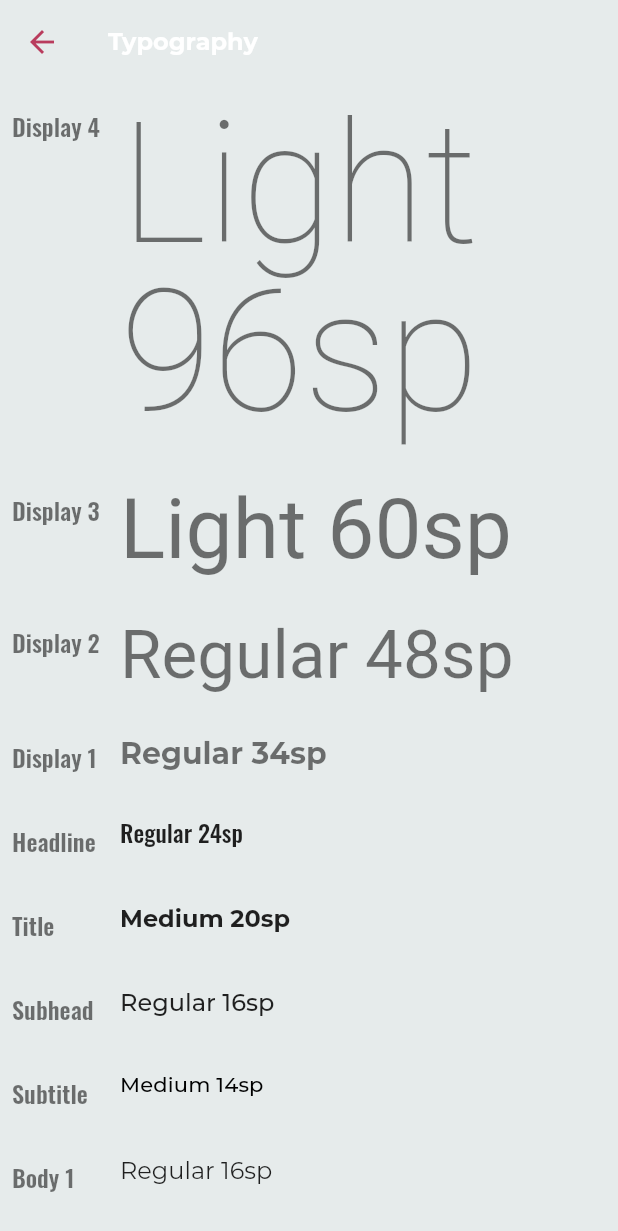
After one commit to material-components/material-components-flutter-gallery, a Flutter app: the TypographyDemo screen opened directly, on a phone screen of 412 x 824 dp. The commit adds this screen. Shown: the top 1231 px of the screen. Run offline on Flutter 3.47's test engine with Material 2 defaults, Android fonts, the phone set to English and light mode, and no system bars.

Commit message:
Implement typography demo (#145)

```diff
--- a/gallery/lib/data/demos.dart
+++ b/gallery/lib/data/demos.dart
@@ -13,6 +13,7 @@
 import '../demos/material/dialog_demo.dart';
 import '../demos/material/text_field_demo.dart';
 import '../demos/reference/colors_demo.dart';
+import '../demos/reference/typography_demo.dart';
 import '../l10n/localizations_delegate.dart';
 import '../l10n/supported_locales.dart';
 import '../themes/material_demo_theme_data.dart';
@@ -278,6 +279,22 @@
         ),
       ],
     ),
+    // TODO: Localize.
+    GalleryDemo(
+      title: 'Typography',
+      icon: GalleryIcons.customTypography,
+      subtitle: 'All of the predefined text styles',
+      configurations: [
+        GalleryDemoConfiguration(
+          title: 'Typography',
+          description:
+              'Definitions for the various typographical styles found in material design.',
+          documentationUrl:
+              'https://api.flutter.dev/flutter/material/TextTheme-class.html',
+          buildRoute: (context) => TypographyDemo(),
+        ),
+      ],
+    ),
   ];
 }
 
--- /dev/null
+++ b/gallery/lib/demos/reference/typography_demo.dart
@@ -0,0 +1,121 @@
+// Copyright 2019 The Flutter team. All rights reserved.
+// Use of this source code is governed by a BSD-style license that can be
+// found in the LICENSE file.
+
+import 'package:flutter/material.dart';
+
+// TODO: Localize.
+
+class _TextStyleItem extends StatelessWidget {
+  const _TextStyleItem({
+    Key key,
+    @required this.name,
+    @required this.style,
+    @required this.text,
+  })  : assert(name != null),
+        assert(style != null),
+        assert(text != null),
+        super(key: key);
+
+  final String name;
+  final TextStyle style;
+  final String text;
+
+  @override
+  Widget build(BuildContext context) {
+    return Padding(
+      padding: const EdgeInsets.symmetric(horizontal: 8, vertical: 16),
+      child: Row(
+        crossAxisAlignment: CrossAxisAlignment.start,
+        children: [
+          SizedBox(
+            width: 72,
+            child: Text(name, style: Theme.of(context).textTheme.caption),
+          ),
+          Expanded(
+            child: Text(text, style: style.copyWith(height: 1)),
+          ),
+        ],
+      ),
+    );
+  }
+}
+
+class TypographyDemo extends StatelessWidget {
+  @override
+  Widget build(BuildContext context) {
+    final textTheme = Theme.of(context).textTheme;
+    final styleItems = <Widget>[
+      _TextStyleItem(
+        name: 'Display 4',
+        style: textTheme.display4,
+        text: 'Light 96sp',
+      ),
+      _TextStyleItem(
+        name: 'Display 3',
+        style: textTheme.display3,
+        text: 'Light 60sp',
+      ),
+      _TextStyleItem(
+        name: 'Display 2',
+        style: textTheme.display2,
+        text: 'Regular 48sp',
+      ),
+      _TextStyleItem(
+        name: 'Display 1',
+        style: textTheme.display1,
+        text: 'Regular 34sp',
+      ),
+      _TextStyleItem(
+        name: 'Headline',
+        style: textTheme.headline,
+        text: 'Regular 24sp',
+      ),
+      _TextStyleItem(
+        name: 'Title',
+        style: textTheme.title,
+        text: 'Medium 20sp',
+      ),
+      _TextStyleItem(
+        name: 'Subhead',
+        style: textTheme.subhead,
+        text: 'Regular 16sp',
+      ),
+      _TextStyleItem(
+        name: 'Subtitle',
+        style: textTheme.subtitle,
+        text: 'Medium 14sp',
+      ),
+      _TextStyleItem(
+        name: 'Body 1',
+        style: textTheme.body1,
+        text: 'Regular 16sp',
+      ),
+      _TextStyleItem(
+        name: 'Body 2',
+        style: textTheme.body2,
+        text: 'Regular 14sp',
+      ),
+      _TextStyleItem(
+        name: 'Button',
+        style: textTheme.button,
+        text: 'MEDIUM (ALL CAPS) 14sp',
+      ),
+      _TextStyleItem(
+        name: 'Caption',
+        style: textTheme.caption,
+        text: 'Regular 12sp',
+      ),
+      _TextStyleItem(
+        name: 'Overline',
+        style: textTheme.overline,
+        text: 'REGULAR (ALL CAPS) 10sp',
+      ),
+    ];
+
+    return Scaffold(
+      appBar: AppBar(title: const Text('Typography')),
+      body: Scrollbar(child: ListView(children: styleItems)),
+    );
+  }
+}
--- a/gallery/lib/themes/material_demo_theme_data.dart
+++ b/gallery/lib/themes/material_demo_theme_data.dart
@@ -2,6 +2,7 @@
 // Use of this source code is governed by a BSD-style license that can be
 // found in the LICENSE file.
 
+import 'package:flutter/foundation.dart';
 import 'package:flutter/material.dart';
 
 class MaterialDemoThemeData {
@@ -21,6 +22,12 @@
     indicatorColor: _colorScheme.onPrimary,
     primaryColor: _colorScheme.primary,
     scaffoldBackgroundColor: _colorScheme.background,
+    typography: Typography(
+      platform: defaultTargetPlatform,
+      englishLike: Typography.englishLike2018,
+      dense: Typography.dense2018,
+      tall: Typography.tall2018,
+    ),
   );
 
   static const _colorScheme = ColorScheme(
```
